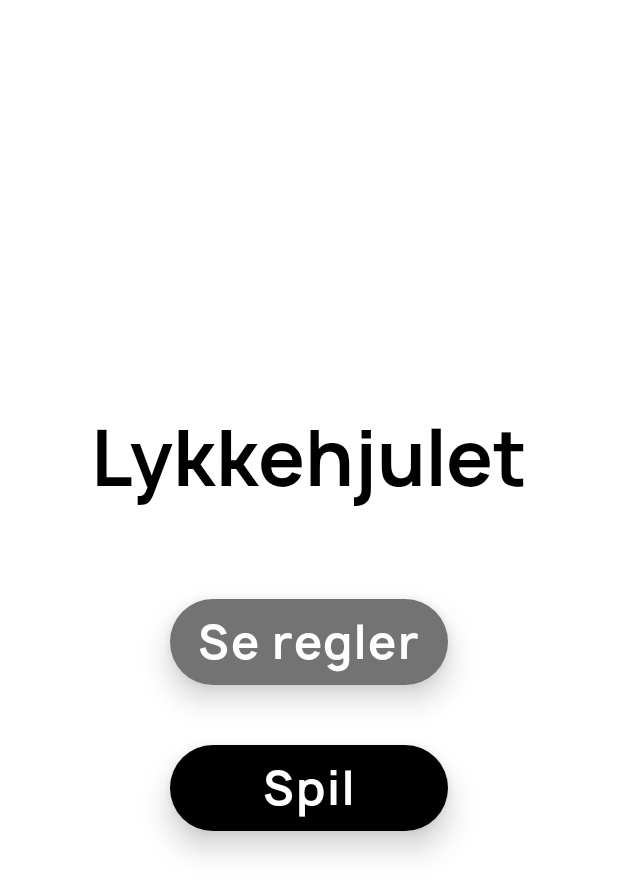
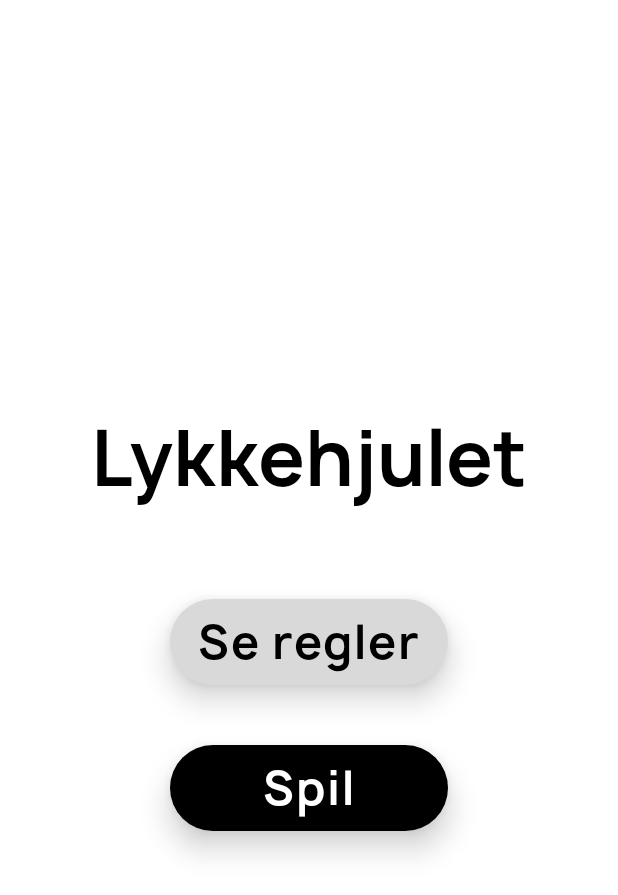
Before and after one commit to yukarasan/s215824_Lykkehjulet, an Android app built with Jetpack Compose: the @Preview function GameScreenPreview, on a phone screen of 412 x 824 dp. Shown: the top 895 px of the screen. Run offline under Robolectric (Android 15) with nearby library versions, the phone set to English and light mode, and no system bars.

Commit message:
Menu Screen is done.

```diff
--- a/app/src/main/java/com/example/s215824_lykkehjulet/ui/screens/MenuScreen.kt
+++ b/app/src/main/java/com/example/s215824_lykkehjulet/ui/screens/MenuScreen.kt
@@ -1,4 +1,4 @@
-package com.example.s215824_lykkehjulet.ui
+package com.example.s215824_lykkehjulet.ui.screens
 
 import androidx.compose.foundation.background
 import androidx.compose.foundation.layout.*
@@ -21,6 +21,11 @@ import com.example.s215824_lykkehjulet.R
 import com.example.s215824_lykkehjulet.manropeFamily
 import com.example.s215824_lykkehjulet.navigation.Screen
 
+/**
+ * This screen is stateless. It only uses the navController.
+ * From this screen, a user is able to either navigate to the rules of the game, or navigate
+ * to the GameScreen and start playing.
+ */
 @Composable
 fun MenuScreen(navController: NavController) {
     Box(
@@ -71,12 +76,12 @@ private fun SeeRulesButton(
         onClick = { navController.navigate(route = Screen.RulesScreen.route) },
         elevation = ButtonDefaults.elevation(12.dp),
         shape = RoundedCornerShape(100),
-        colors = ButtonDefaults.buttonColors(Color(115, 115, 115)),
+        colors = ButtonDefaults.buttonColors(Color(217, 217, 217)),
         modifier = modifier
     ) {
         Text(
             text = stringResource(id = R.string.see_rules),
-            color = Color.White,
+            color = Color.Black,
             fontSize = 30.sp,
             fontFamily = manropeFamily,
             fontWeight = FontWeight.Bold,
```
